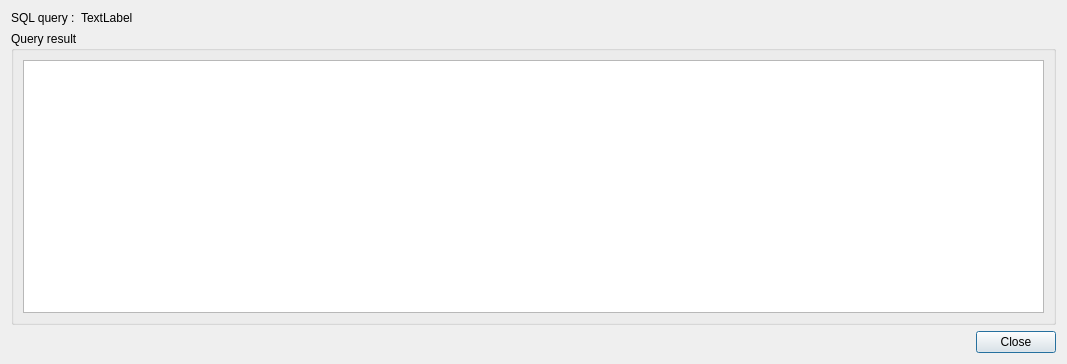
First picture: the form in libpvkernel/plugins/input_types/database/db_preview.ui, repository squey/squey, before the edit.
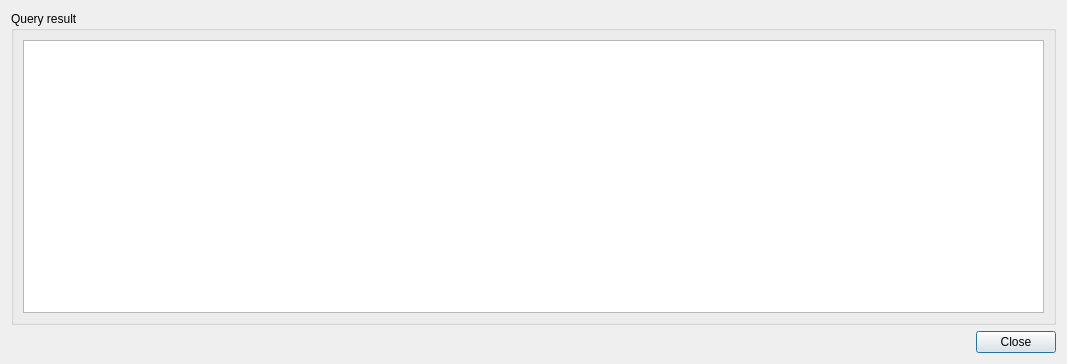
Second picture: the form after the edit.

The edit to the form file:
```diff
--- a/libpvkernel/plugins/input_types/database/db_preview.ui
+++ b/libpvkernel/plugins/input_types/database/db_preview.ui
@@ -14,36 +14,6 @@
    <string>Dialog</string>
   </property>
   <layout class="QVBoxLayout" name="verticalLayout">
-   <item>
-    <layout class="QHBoxLayout" name="horizontalLayout">
-     <item>
-      <widget class="QLabel" name="label_2">
-       <property name="sizePolicy">
-        <sizepolicy hsizetype="Maximum" vsizetype="Maximum">
-         <horstretch>0</horstretch>
-         <verstretch>0</verstretch>
-        </sizepolicy>
-       </property>
-       <property name="text">
-        <string>SQL query :</string>
-       </property>
-      </widget>
-     </item>
-     <item>
-      <widget class="QLabel" name="_label_query">
-       <property name="sizePolicy">
-        <sizepolicy hsizetype="Minimum" vsizetype="Maximum">
-         <horstretch>0</horstretch>
-         <verstretch>0</verstretch>
-        </sizepolicy>
-       </property>
-       <property name="text">
-        <string>TextLabel</string>
-       </property>
-      </widget>
-     </item>
-    </layout>
-   </item>
    <item>
     <widget class="QGroupBox" name="groupBox">
      <property name="title">
```
